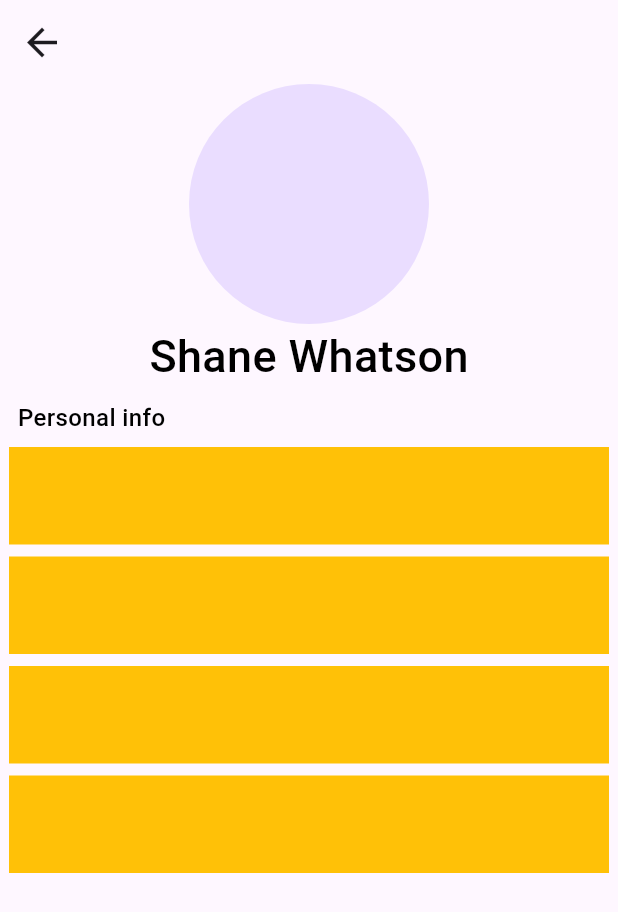
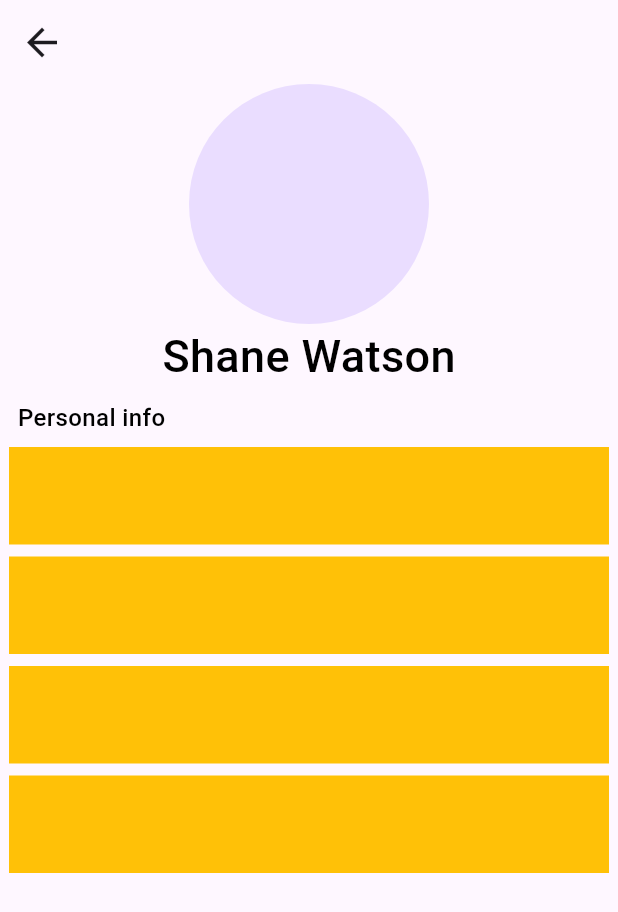
Before and after one commit to Nived-Manoj/Tasky-App, a Flutter app: the Profile screen opened directly, on a phone screen of 412 x 824 dp. Shown: the top 912 px of the screen. Run offline on Flutter 3.47's test engine with Material 3 defaults, Android fonts, the phone set to English and light mode, and no system bars; our stand-ins replace lottie, percent_indicator.

Commit message:
initial committ

```diff
--- a/lib/view/profile.dart
+++ b/lib/view/profile.dart
@@ -20,7 +20,7 @@ class Profile extends StatelessWidget {
               radius: 80,
             ),
           ),
-          Text("Shane Whatson",
+          Text("Shane Watson",
               style: TextStyle(
                   color: ColorConstant.Black,
                   fontSize: 30,
```
